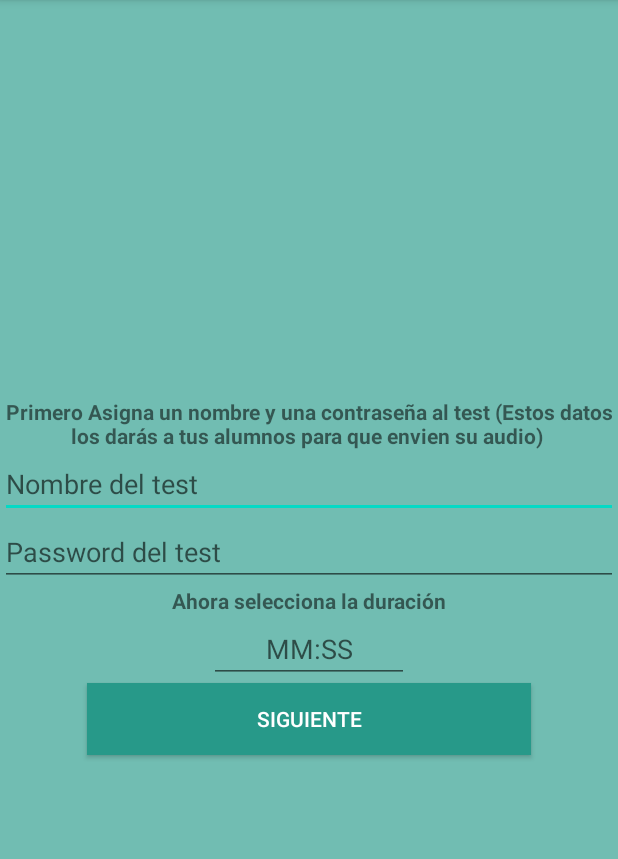
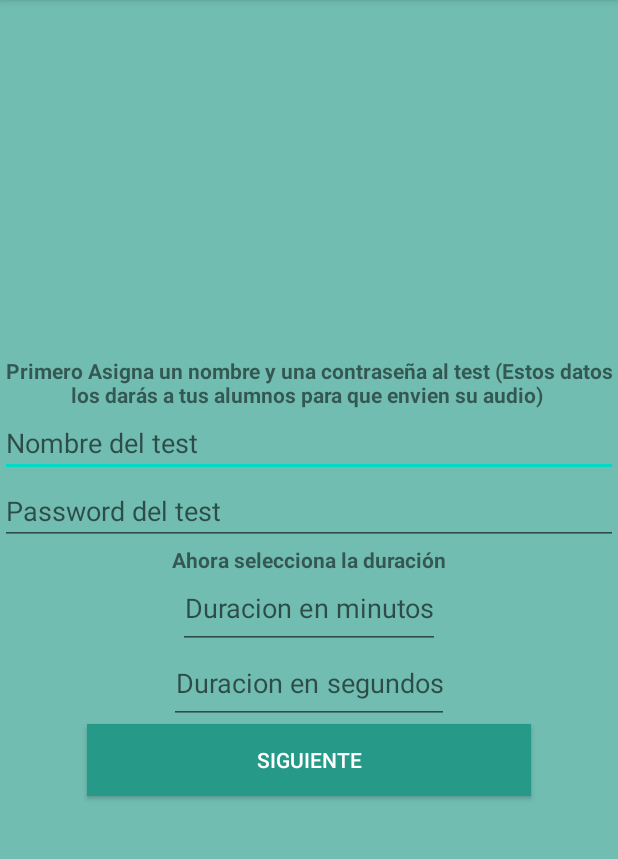
Before and after one commit to Alktraz-beep/KnowStorage, an Android app: the NombrePasswordTest screen opened directly, with no data from a screen before it, on a phone screen of 412 x 824 dp, the part 84-943 px from its top. Run offline under Robolectric (Android 15) with nearby library versions, the light colour scheme and no system bars; our stand-ins replace Volley.

Commit message:
ya tiene la parte de crear test falta MIS TEST y la de el alumno

```diff
--- a/app/build.gradle
+++ b/app/build.gradle
@@ -31,6 +31,6 @@ dependencies {
     androidTestImplementation 'androidx.test.espresso:espresso-core:3.3.0'
     implementation 'com.android.volley:volley:1.1.1'
     implementation 'com.facebook.android:facebook-android-sdk:[4,5]'
-
+    implementation 'com.karumi:dexter:6.2.2'
 
 }
--- a/app/src/main/AndroidManifest.xml
+++ b/app/src/main/AndroidManifest.xml
@@ -3,6 +3,7 @@
     package="com.example.knowstorage">
     <uses-permission android:name="android.permission.INTERNET"/>
     <uses-permission android:name="android.permission.ACCESS_NETWORK_STATE"/>
+    <uses-permission android:name="android.permission.RECORD_AUDIO"/>
 
     <application
         android:allowBackup="true"
--- a/app/src/main/java/com/example/knowstorage/NombrePasswordTest.java
+++ b/app/src/main/java/com/example/knowstorage/NombrePasswordTest.java
@@ -1,13 +1,26 @@
+/*
+* Esta clase abre una pagina para añadir el nombre,contraseña y duracion del test
+* no usa credenciales pero si los datos del intent */
 package com.example.knowstorage;
 
+import android.app.AlertDialog;
+import android.app.DatePickerDialog;
+import android.app.Dialog;
+import android.app.ProgressDialog;
+import android.app.TimePickerDialog;
 import android.content.Intent;
 import android.os.Bundle;
+import android.text.format.DateFormat;
 import android.view.View;
+import android.widget.DatePicker;
 import android.widget.EditText;
+import android.widget.TextView;
+import android.widget.TimePicker;
 import android.widget.Toast;
 
 import androidx.annotation.Nullable;
 import androidx.appcompat.app.AppCompatActivity;
+import androidx.fragment.app.DialogFragment;
 
 import com.android.volley.AuthFailureError;
 import com.android.volley.DefaultRetryPolicy;
@@ -21,7 +34,11 @@ import com.android.volley.toolbox.Volley;
 import org.json.JSONException;
 import org.json.JSONObject;
 
+import java.text.SimpleDateFormat;
+import java.util.Calendar;
+import java.util.Date;
 import java.util.HashMap;
+import java.util.Locale;
 import java.util.Map;
 
 public class NombrePasswordTest extends AppCompatActivity {
@@ -29,10 +46,14 @@ public class NombrePasswordTest extends AppCompatActivity {
 
     EditText etNombre;
     EditText etPassword;
-    EditText etTime;
+    EditText etTimeMin;
+    EditText etTimeSec;
     String nombreTest;
     String passwordTest;
-    String timeTest;
+    String timeTest="";
+    String min;
+    String sec;
+    ProgressDialog progressDialog;
     String URLValidarPassword="https://leanonmecc.com/wp-content/plugins/buscar_audio/validarNombreTest.php";
     RequestQueue requestQueue;
     @Override
@@ -41,27 +62,48 @@ public class NombrePasswordTest extends AppCompatActivity {
         setContentView(R.layout.nombrepassword);
         etNombre=findViewById(R.id.nombreTest);
         etPassword=findViewById(R.id.passwordText);
-        etTime=findViewById(R.id.timeTest);
+        etTimeMin=findViewById(R.id.minutos);
+        etTimeSec=findViewById(R.id.segundos);
         requestQueue= Volley.newRequestQueue(getApplicationContext());
+        progressDialog=new ProgressDialog(this);
+        progressDialog.setMessage("Procesando solicitud...");
+        progressDialog.setCanceledOnTouchOutside(false);
 
     }
+    /**************************************************************BOTONES Y OBJETOS DEL LAYOUT**********************************************************************/
     /*********************************Boton para ir a pagina que saca temas del profesor*/
     public void sacarTemas(View v){
         nombreTest=etNombre.getText().toString();//obtenemos nombre
-        passwordTest=etNombre.getText().toString();//password
-        timeTest=etTime.getText().toString();//duracion de las cajas de texto
-        if(!nombreTest.equals("") && !passwordTest.equals("") && !timeTest.equals("")){
-            validarNombreTest();
+        passwordTest=etPassword.getText().toString();//password
+        sec=(etTimeSec.getText().toString());//duracion en sec
+        min=(etTimeMin.getText().toString());//duracion en min
+        if(!nombreTest.equals("") && !passwordTest.equals("") && !sec.equals("") && !etTimeMin.equals("") ){
+            if(ponerTiempo(Integer.parseInt(sec),Integer.parseInt(min)))//si la duracion es correcta
+                validarNombreTest();
+            else
+                Toast.makeText(getApplicationContext() , "Duración inválida",   Toast.LENGTH_SHORT).show();
         }else{
             Toast.makeText(getApplicationContext() , "Todos los campos deben estar llenos",   Toast.LENGTH_SHORT).show();
         }
 
     }
+    public boolean ponerTiempo(int sec,int min){
+        boolean resp=false;
+        if(min>=60 || sec>=60){
+            resp=false;
+        }else{
+            resp=true;
+            int tiempo=(min*60+sec);
+            timeTest=new String(Float.toString( (float)tiempo/60));
+        }
+
+        return resp;
+    }
     /*************************************Funciones Secundarias******************************************************************/
     /***********************************Dirige a pagina de temas donde dice los temas a poner*/
     public void iniciarPaginaTemas(){
         Intent intent=new Intent(this,Temas.class);
-        Toast.makeText(getApplicationContext() , etNombre.getText()+" "+etPassword.getText()+" "+etTime.getText(),   Toast.LENGTH_SHORT).show();
+        Toast.makeText(getApplicationContext() , etNombre.getText()+" "+etPassword.getText()+" "+timeTest,   Toast.LENGTH_SHORT).show();
         intent.putExtra("nombreTest",nombreTest);//envialas variables
         intent.putExtra("passwordTest",passwordTest);
         intent.putExtra("timeTest",timeTest);
@@ -76,11 +118,13 @@ public class NombrePasswordTest extends AppCompatActivity {
                     JSONObject obj=new JSONObject(response);//aqui se obtiene la respuesta de servicio PHP
                     boolean existe=obj.getBoolean("existe");
                     if(!existe){
+                        progressDialog.hide();
                         Toast.makeText(getApplicationContext() , "Test registrado con éxito",   Toast.LENGTH_SHORT).show();//si no existe avanzar
                         iniciarPaginaTemas();
                     }else{
                         //si no existe decir que ya existe ese Nombre
                         Toast.makeText(getApplicationContext() , "El nombre ya existe elige otro",   Toast.LENGTH_SHORT).show();
+                        progressDialog.hide();
                     }
                 }catch(JSONException e){
                     e.printStackTrace();
@@ -91,6 +135,7 @@ public class NombrePasswordTest extends AppCompatActivity {
             @Override
             public void onErrorResponse(VolleyError error) {
                 Toast.makeText(getApplicationContext() , "Los datos no se pudieron enviar, por favor ingresalos de nuevo",   Toast.LENGTH_SHORT).show();
+                progressDialog.hide();
             }
         }){
             @Override
@@ -106,6 +151,7 @@ public class NombrePasswordTest extends AppCompatActivity {
                         DefaultRetryPolicy.DEFAULT_MAX_RETRIES,
                         DefaultRetryPolicy.DEFAULT_BACKOFF_MULT)
         );
+        progressDialog.show();
         requestQueue.add(stringRequest);
     }
 }
--- a/app/src/main/res/layout/nombrepassword.xml
+++ b/app/src/main/res/layout/nombrepassword.xml
@@ -11,55 +11,61 @@
         android:id="@+id/textView3"
         android:layout_width="match_parent"
         android:layout_height="wrap_content"
+        android:gravity="center"
         android:text="Primero Asigna un nombre y una contraseña al test (Estos datos los darás a tus alumnos para que envien su audio) "
         android:textAlignment="center"
-        android:gravity="center"
-        android:textStyle="bold"
-        />
+        android:textStyle="bold" />
 
     <EditText
         android:id="@+id/nombreTest"
         android:layout_width="match_parent"
         android:layout_height="wrap_content"
         android:ems="10"
-        android:inputType="textPersonName"
         android:hint="Nombre del test"
-         />
+        android:inputType="textPersonName" />
 
     <EditText
         android:id="@+id/passwordText"
         android:layout_width="match_parent"
         android:layout_height="wrap_content"
         android:ems="10"
-        android:inputType="textPassword"
-        android:hint="Password del test"/>
+        android:hint="Password del test"
+        android:inputType="textPassword" />
+
     <TextView
         android:id="@+id/aviso2"
         android:layout_width="match_parent"
         android:layout_height="wrap_content"
+        android:gravity="center"
         android:text="Ahora selecciona la duración"
-        android:textAlignment="center"
-        android:gravity="center"
-        android:textStyle="bold"
-        />
+        android:textStyle="bold" />
 
     <EditText
-        android:id="@+id/timeTest"
-        android:layout_width="133dp"
-        android:layout_height="wrap_content"
-        android:ems="10"
-        android:inputType="time"
-        android:hint="MM:SS"
-        android:gravity="center"/>
+        android:id="@+id/minutos"
+        android:layout_width="wrap_content"
+        android:layout_height="50dp"
+        android:foregroundGravity="center"
+        android:gravity="center_horizontal"
+        android:hint="Duracion en minutos"
+        android:inputType="number" />
+    <EditText
+        android:id="@+id/segundos"
+        android:layout_width="wrap_content"
+        android:layout_height="50dp"
+        android:foregroundGravity="center"
+        android:gravity="center_horizontal"
+        android:hint="Duracion en segundos"
+        android:inputType="number"
+        />
 
     <Button
         android:id="@+id/button5"
         android:layout_width="296dp"
         android:layout_height="wrap_content"
+        android:background="#279989"
+        android:onClick="sacarTemas"
         android:text="Siguiente"
-        android:background="#279989"
-        android:textColor="@android:color/white"
-        android:onClick="sacarTemas"/>
+        android:textColor="@android:color/white" />
 
 
 </LinearLayout>
```
Also changed, not shown: app/src/main/java/com/example/knowstorage/Temas.java (+219 -1 lines), app/src/main/res/layout/temas.xml (+25 -10 lines), 2 other files.
